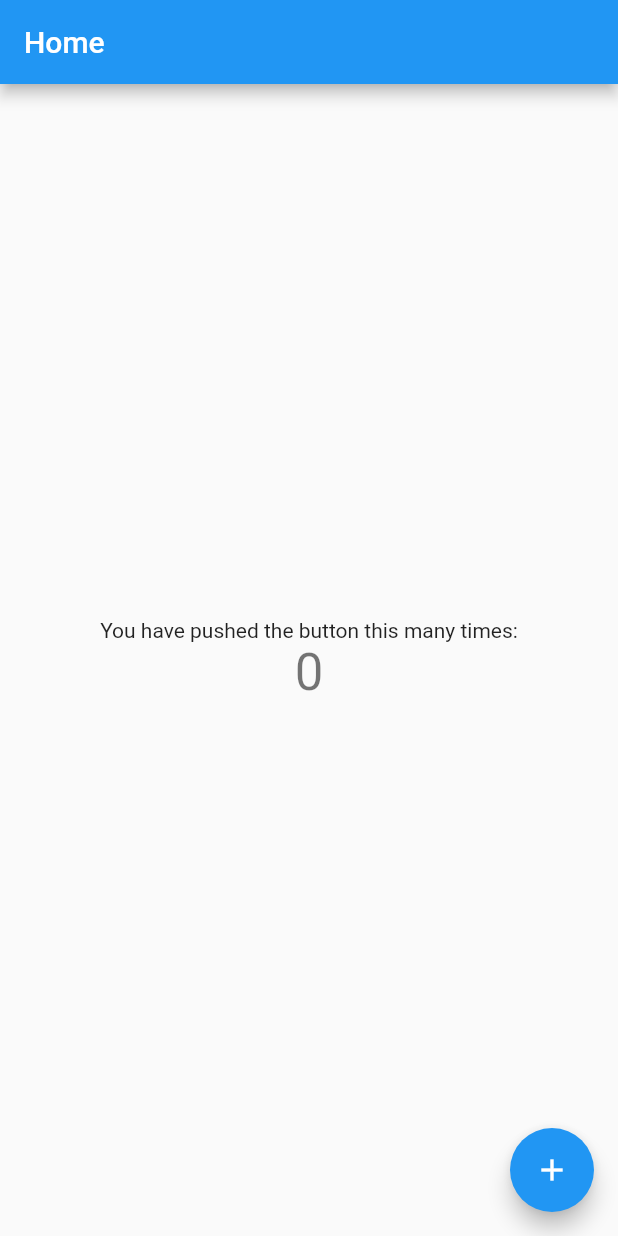
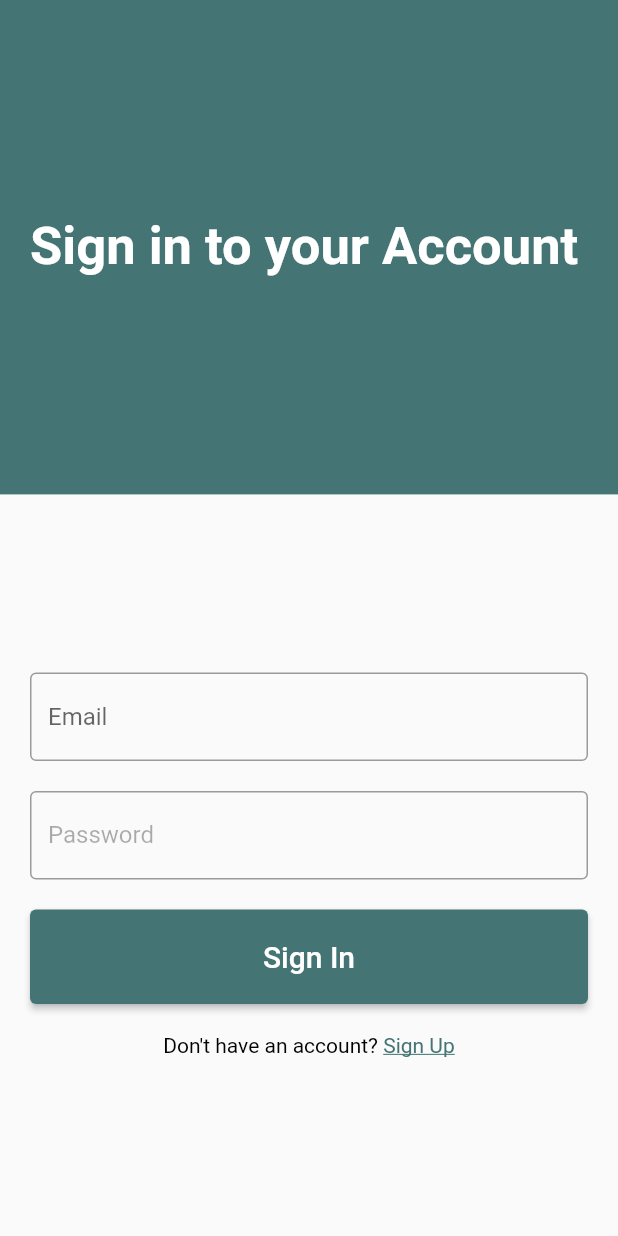
Before and after one commit to MrakJakob/Diploma, a Flutter app: the screen it shows after launch, on a phone screen of 412 x 824 dp. Run offline on Flutter 3.47's test engine with Material 2 defaults, Android fonts, the phone set to English and light mode, and no system bars; our stand-ins replace email_validator, firebase_auth, firebase_core; accounts and stored records are empty.

Commit message:
[#5][#6] Finished implementing login and registration

```diff
--- a/snowscape_tracker/lib/commands/base_command.dart
+++ b/snowscape_tracker/lib/commands/base_command.dart
@@ -1,6 +1,8 @@
 import 'package:flutter/material.dart';
 import 'package:provider/provider.dart';
+import 'package:snowscape_tracker/models/app_model.dart';
 import 'package:snowscape_tracker/models/home_model.dart';
+import 'package:snowscape_tracker/services/user_service.dart';
 
 late BuildContext _mainContext;
 
@@ -11,4 +13,8 @@ void init(BuildContext context) => _mainContext = context;
 class BaseCommand {
   // Models
   HomeModel homeModel = _mainContext.read<HomeModel>();
+  AppModel appModel = _mainContext.read<AppModel>();
+
+  // Services
+  UserService userService = _mainContext.read<UserService>();
 }
--- /dev/null
+++ b/snowscape_tracker/lib/commands/login_command.dart
@@ -0,0 +1,13 @@
+import 'base_command.dart';
+
+class LoginCommand extends BaseCommand {
+  Future<bool> execute(String email, String password) async {
+    bool loginSuccess = await userService.login(email, password);
+
+    return loginSuccess;
+  }
+
+  void switchToSignup() {
+    appModel.isLogin = false;
+  }
+}
--- /dev/null
+++ b/snowscape_tracker/lib/commands/signup_command.dart
@@ -0,0 +1,13 @@
+import 'base_command.dart';
+
+class SignupCommand extends BaseCommand {
+  Future<bool> execute(String email, String password) async {
+    bool signupSuccess = await userService.signup(email, password);
+
+    return signupSuccess;
+  }
+
+  void switchToLogin() {
+    appModel.isLogin = true;
+  }
+}
--- a/snowscape_tracker/lib/main.dart
+++ b/snowscape_tracker/lib/main.dart
@@ -1,6 +1,11 @@
+import 'package:firebase_auth/firebase_auth.dart';
 import 'package:firebase_core/firebase_core.dart';
 import 'package:flutter/material.dart';
 import 'package:provider/provider.dart';
+import 'package:snowscape_tracker/models/app_model.dart';
+import 'package:snowscape_tracker/services/user_service.dart';
+import 'package:snowscape_tracker/utils/snack_bar.dart';
+import 'package:snowscape_tracker/views/auth_page.dart';
 import 'package:snowscape_tracker/views/home_page.dart';
 import 'commands/base_command.dart' as Commands;
 import 'models/home_model.dart';
@@ -20,18 +25,42 @@ class MyApp extends StatelessWidget {
     return MultiProvider(
         providers: [
           ChangeNotifierProvider(create: (_) => HomeModel()),
+          ChangeNotifierProvider(create: (_) => AppModel()),
+          Provider(create: (c) => UserService()),
         ],
         child: Builder(
           builder: (context) {
             Commands.init(context);
             return MaterialApp(
               title: 'Snowscape Tracker',
+              scaffoldMessengerKey: SnackBarWidget.messengerKey,
               theme: ThemeData(
                 primarySwatch: Colors.blue,
               ),
-              home: const HomePage(),
+              home: MainPage(),
             );
           },
         ));
   }
 }
+
+class MainPage extends StatelessWidget {
+  @override
+  Widget build(BuildContext context) {
+    return Scaffold(
+      body: StreamBuilder<User?>(
+          stream: FirebaseAuth.instance.authStateChanges(),
+          builder: (context, snapshot) {
+            if (snapshot.hasError) {
+              return const Center(
+                child: Text('Something went wrong'),
+              );
+            } else if (snapshot.hasData) {
+              return const HomePage();
+            } else {
+              return AuthPage();
+            }
+          }),
+    );
+  }
+}
--- /dev/null
+++ b/snowscape_tracker/lib/models/app_model.dart
@@ -0,0 +1,22 @@
+import 'package:flutter/material.dart';
+
+class AppModel extends ChangeNotifier {
+  // holds the state of the app
+  String _currentUser = "";
+  bool _isLogin = true;
+  final _formKey = GlobalKey<FormState>();
+
+  String get currentUser => _currentUser;
+  bool get isLogin => _isLogin;
+  GlobalKey<FormState> get formKey => _formKey;
+
+  set currentUser(String currentUser) {
+    _currentUser = currentUser;
+    notifyListeners();
+  }
+
+  set isLogin(bool isLogin) {
+    _isLogin = isLogin;
+    notifyListeners();
+  }
+}
--- /dev/null
+++ b/snowscape_tracker/lib/services/user_service.dart
@@ -0,0 +1,66 @@
+import 'package:firebase_auth/firebase_auth.dart';
+import 'package:flutter/material.dart';
+import 'package:snowscape_tracker/utils/snack_bar.dart';
+
+class UserService {
+  Future<bool> login(String email, String password) async {
+    try {
+      await FirebaseAuth.instance.signInWithEmailAndPassword(
+        email: email,
+        password: password,
+      );
+    } on FirebaseAuthException catch (e) {
+      if (e.code == 'user-not-found') {
+        // print('No user found for that email.');
+        SnackBarWidget.show('No user found for that email.');
+      } else if (e.code == 'wrong-password') {
+        // print('Wrong password provided for that user.');
+        SnackBarWidget.show('Wrong password provided for that user.');
+      }
+
+      return false;
+    }
+
+    return true;
+  }
+
+  Future<bool> signup(String email, String password) async {
+    try {
+      await FirebaseAuth.instance.createUserWithEmailAndPassword(
+        email: email,
+        password: password,
+      );
+    } on FirebaseAuthException catch (e) {
+      if (e.code == 'weak-password') {
+        // print('The password provided is too weak.');
+        SnackBarWidget.show('The password provided is too weak.');
+      } else if (e.code == 'email-already-in-use') {
+        // print('The account already exists for that email.');
+        SnackBarWidget.show('The account already exists for that email.');
+      } else {
+        // print(e);
+        SnackBarWidget.show(e.code);
+      }
+
+      return false;
+    } catch (e) {
+      debugPrint(e.toString());
+
+      return false;
+    }
+
+    return true;
+  }
+
+  Future<bool> logout() async {
+    try {
+      await FirebaseAuth.instance.signOut();
+    } catch (e) {
+      SnackBarWidget.show(e.toString());
+      debugPrint(e.toString());
+
+      return false;
+    }
+    return true;
+  }
+}
--- /dev/null
+++ b/snowscape_tracker/lib/utils/snack_bar.dart
@@ -0,0 +1,23 @@
+import 'package:flutter/material.dart';
+import 'package:provider/provider.dart';
+import 'package:snowscape_tracker/models/app_model.dart';
+
+class SnackBarWidget {
+  static final messengerKey = GlobalKey<ScaffoldMessengerState>();
+
+  static show(
+    String? message,
+  ) {
+    if (message == null) return;
+
+    final snackBar = SnackBar(
+      content: Text(message),
+      duration: const Duration(seconds: 3),
+      backgroundColor: Colors.red,
+    );
+
+    messengerKey.currentState!
+      ..removeCurrentSnackBar()
+      ..showSnackBar(snackBar);
+  }
+}
--- /dev/null
+++ b/snowscape_tracker/lib/views/auth_page.dart
@@ -0,0 +1,14 @@
+import 'package:flutter/material.dart';
+import 'package:provider/provider.dart';
+import 'package:snowscape_tracker/models/app_model.dart';
+import 'package:snowscape_tracker/views/login_page.dart';
+import 'package:snowscape_tracker/views/signup_page.dart';
+
+class AuthPage extends StatelessWidget {
+  @override
+  Widget build(BuildContext context) {
+    var isLogin = context.select<AppModel, bool>((model) => model.isLogin);
+    debugPrint("isLogin: $isLogin");
+    return isLogin ? LoginPage() : SignupPage();
+  }
+}
--- /dev/null
+++ b/snowscape_tracker/lib/views/login_page.dart
@@ -0,0 +1,136 @@
+import 'package:flutter/gestures.dart';
+import 'package:flutter/material.dart';
+import 'package:snowscape_tracker/commands/login_command.dart';
+
+class LoginPage extends StatefulWidget {
+  const LoginPage({super.key});
+
+  @override
+  State<LoginPage> createState() => _LoginPageState();
+}
+
+class _LoginPageState extends State<LoginPage> {
+  final TextEditingController _emailController = TextEditingController();
+  final TextEditingController _passwordController = TextEditingController();
+  bool _isLoading = false;
+
+  void _handleLogin() async {
+    setState(() {
+      _isLoading = true;
+    });
+    bool success = await LoginCommand()
+        .execute(_emailController.text.trim(), _passwordController.text.trim());
+    if (!success) {
+      setState(() {
+        _isLoading = false;
+      });
+    }
+  }
+
+  void _switchToSignup() {
+    LoginCommand().switchToSignup();
+  }
+
+  @override
+  Widget build(BuildContext context) {
+    return Scaffold(
+      body: Column(
+        children: [
+          Expanded(
+            flex: 4,
+            child: Container(
+              alignment: Alignment.centerLeft,
+              // height: MediaQuery.of(context).size.height * 0.4,
+              decoration:
+                  BoxDecoration(color: Color.fromARGB(255, 68, 116, 116)),
+              child: Padding(
+                padding: const EdgeInsets.all(20.0),
+                child: Title(
+                  color: Colors.white,
+                  child: const Text(
+                    "Sign in to your Account",
+                    style: TextStyle(
+                        fontSize: 35,
+                        fontWeight: FontWeight.bold,
+                        color: Colors.white),
+                  ),
+                ),
+              ),
+            ),
+          ),
+          Expanded(
+            flex: 6,
+            child: Padding(
+              padding: const EdgeInsets.all(20.0),
+              child: Column(
+                mainAxisAlignment: MainAxisAlignment.center,
+                children: [
+                  // if (_isLoading) const CircularProgressIndicator(),  // TODO: figure out how to show this without breaking the layout
+                  TextField(
+                    controller: _emailController,
+                    decoration: const InputDecoration(
+                      hintText: "Email",
+                      border: OutlineInputBorder(),
+                    ),
+                    textInputAction: TextInputAction.next,
+                  ),
+                  const SizedBox(height: 20),
+                  TextField(
+                    controller: _passwordController,
+                    decoration: const InputDecoration(
+                      hintText: "Password",
+                      hintStyle: TextStyle(color: Color.fromARGB(83, 0, 0, 0)),
+                      border: OutlineInputBorder(),
+                    ),
+                    textInputAction: TextInputAction.done,
+                    obscureText: true,
+                  ),
+                  const SizedBox(height: 20),
+                  SizedBox(
+                    width: double.infinity,
+                    child: ElevatedButton(
+                      onPressed: () => _handleLogin(),
+                      style: ButtonStyle(
+                          backgroundColor: MaterialStateProperty.all(
+                              Color.fromARGB(255, 68, 116, 116)),
+                          padding: MaterialStateProperty.all(
+                              const EdgeInsets.symmetric(
+                                  horizontal: 100, vertical: 20))),
+                      child: const Text("Sign In",
+                          style: TextStyle(fontSize: 20, color: Colors.white)),
+                    ),
+                  ),
+                  const SizedBox(height: 20),
+                  RichText(
+                    text: TextSpan(
+                      children: [
+                        const TextSpan(
+                            text: "Don't have an account? ",
+                            style: TextStyle(color: Colors.black)),
+                        TextSpan(
+                          recognizer: TapGestureRecognizer()
+                            ..onTap = _switchToSignup,
+                          text: "Sign Up",
+                          style: const TextStyle(
+                              color: Color.fromARGB(255, 68, 116, 116),
+                              decoration: TextDecoration.underline),
+                        )
+                      ],
+                    ),
+                  )
+                ],
+              ),
+            ),
+          ),
+        ],
+      ),
+    );
+  }
+
+  @override
+  void dispose() {
+    _emailController.dispose();
+    _passwordController.dispose();
+    super.dispose();
+  }
+}
--- a/snowscape_tracker/pubspec.yaml
+++ b/snowscape_tracker/pubspec.yaml
@@ -24,6 +24,10 @@ dependencies:
   cloud_firestore: ^4.5.0
   firebase_core: ^2.9.0
   firebase_auth: ^4.4.2
+
+  # Email validation
+  email_validator: ^2.1.17
+
   latlng: ^0.2.1
   latlong2: ^0.8.1
 
```
Also changed, not shown: snowscape_tracker/lib/commands/logout_command.dart (added, +9 -0 lines), snowscape_tracker/lib/views/home_page.dart (+15 -0 lines), snowscape_tracker/lib/views/signup_page.dart (added, +164 -0 lines), snowscape_tracker/pubspec.lock.
